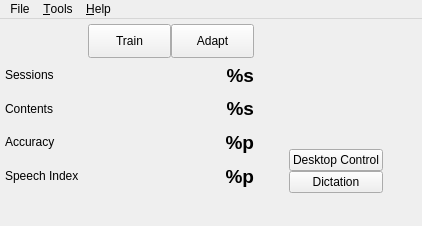
Qt form res/ui/main-window.ui (smartboyhw/speechcontrol) before a commit.
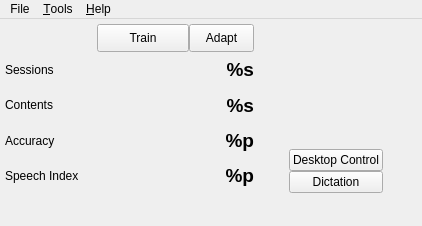
The same form after that commit. Icons and pictures are not drawn.

Commit message: More UI formatting, this time fixing up the main window's buttons.

```diff
--- a/res/ui/main-window.ui
+++ b/res/ui/main-window.ui
@@ -112,6 +112,12 @@
            <verstretch>0</verstretch>
           </sizepolicy>
          </property>
+         <property name="maximumSize">
+          <size>
+           <width>65</width>
+           <height>28</height>
+          </size>
+         </property>
          <property name="text">
           <string>Adapt</string>
          </property>
```
The commit also changes 1 other file.
